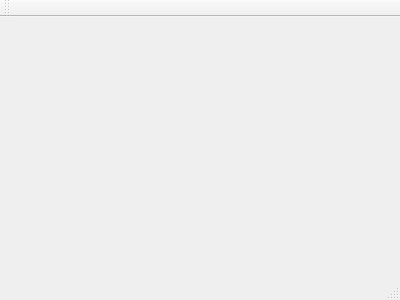
First picture: the form in openInventory/oi_inventorywindow.ui, repository evilguy4000/openInventory, before the edit.
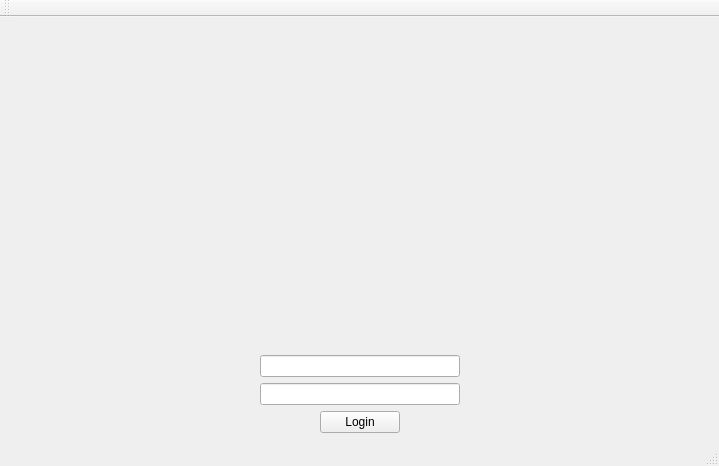
Second picture: the form after the edit. Icons and pictures are not drawn.

Commit message: created Login Gui

Diff of the .ui file:
```diff
--- a/openInventory/oi_inventorywindow.ui
+++ b/openInventory/oi_inventorywindow.ui
@@ -1,24 +1,228 @@
 <ui version="4.0">
  <class>OI_inventoryWindow</class>
- <widget class="QMainWindow" name="OI_inventoryWindow" >
-  <property name="geometry" >
+ <widget class="QMainWindow" name="OI_inventoryWindow">
+  <property name="geometry">
    <rect>
     <x>0</x>
     <y>0</y>
-    <width>400</width>
-    <height>300</height>
+    <width>719</width>
+    <height>466</height>
    </rect>
   </property>
   <property name="windowTitle" >
    <string>OI_inventoryWindow</string>
   </property>
-  <widget class="QMenuBar" name="menuBar" />
-  <widget class="QToolBar" name="mainToolBar" />
-  <widget class="QWidget" name="centralWidget" />
-  <widget class="QStatusBar" name="statusBar" />
+  <widget class="QWidget" name="centralWidget">
+   <layout class="QVBoxLayout" name="verticalLayout">
+    <item>
+     <layout class="QHBoxLayout" name="horizontalLayout">
+      <item>
+       <spacer name="horizontalSpacer">
+        <property name="orientation">
+         <enum>Qt::Horizontal</enum>
+        </property>
+        <property name="sizeHint" stdset="0">
+         <size>
+          <width>40</width>
+          <height>20</height>
+         </size>
+        </property>
+       </spacer>
+      </item>
+      <item>
+       <layout class="QVBoxLayout" name="verticalLayout_2">
+        <item>
+         <widget class="QLabel" name="label">
+          <property name="text">
+           <string/>
+          </property>
+          <property name="pixmap">
+           <pixmap resource="imageres.qrc">:/logo/simpleLogo/Images/logo.png</pixmap>
+          </property>
+         </widget>
+        </item>
+        <item>
+         <spacer name="verticalSpacer">
+          <property name="orientation">
+           <enum>Qt::Vertical</enum>
+          </property>
+          <property name="sizeHint" stdset="0">
+           <size>
+            <width>20</width>
+            <height>40</height>
+           </size>
+          </property>
+         </spacer>
+        </item>
+        <item>
+         <layout class="QHBoxLayout" name="horizontalLayout_5">
+          <item>
+           <spacer name="horizontalSpacer_5">
+            <property name="orientation">
+             <enum>Qt::Horizontal</enum>
+            </property>
+            <property name="sizeHint" stdset="0">
+             <size>
+              <width>40</width>
+              <height>20</height>
+             </size>
+            </property>
+           </spacer>
+          </item>
+          <item>
+           <widget class="QLineEdit" name="lineEdit">
+            <property name="minimumSize">
+             <size>
+              <width>200</width>
+              <height>0</height>
+             </size>
+            </property>
+           </widget>
+          </item>
+          <item>
+           <spacer name="horizontalSpacer_6">
+            <property name="orientation">
+             <enum>Qt::Horizontal</enum>
+            </property>
+            <property name="sizeHint" stdset="0">
+             <size>
+              <width>40</width>
+              <height>20</height>
+             </size>
+            </property>
+           </spacer>
+          </item>
+         </layout>
+        </item>
+        <item>
+         <layout class="QVBoxLayout" name="verticalLayout_3">
+          <item>
+           <layout class="QHBoxLayout" name="horizontalLayout_4">
+            <item>
+             <spacer name="horizontalSpacer_4">
+              <property name="orientation">
+               <enum>Qt::Horizontal</enum>
+              </property>
+              <property name="sizeHint" stdset="0">
+               <size>
+                <width>40</width>
+                <height>20</height>
+               </size>
+              </property>
+             </spacer>
+            </item>
+            <item>
+             <widget class="QLineEdit" name="lineEdit_2">
+              <property name="minimumSize">
+               <size>
+                <width>200</width>
+                <height>0</height>
+               </size>
+              </property>
+              <property name="cursor">
+               <cursorShape>WaitCursor</cursorShape>
+              </property>
+              <property name="echoMode">
+               <enum>QLineEdit::Password</enum>
+              </property>
+             </widget>
+            </item>
+            <item>
+             <spacer name="horizontalSpacer_7">
+              <property name="orientation">
+               <enum>Qt::Horizontal</enum>
+              </property>
+              <property name="sizeHint" stdset="0">
+               <size>
+                <width>40</width>
+                <height>20</height>
+               </size>
+              </property>
+             </spacer>
+            </item>
+           </layout>
+          </item>
+          <item>
+           <layout class="QHBoxLayout" name="horizontalLayout_2">
+            <item>
+             <spacer name="horizontalSpacer_3">
+              <property name="orientation">
+               <enum>Qt::Horizontal</enum>
+              </property>
+              <property name="sizeHint" stdset="0">
+               <size>
+                <width>40</width>
+                <height>20</height>
+               </size>
+              </property>
+             </spacer>
+            </item>
+            <item>
+             <widget class="QPushButton" name="pushButton">
+              <property name="text">
+               <string>Login</string>
+              </property>
+             </widget>
+            </item>
+            <item>
+             <spacer name="horizontalSpacer_8">
+              <property name="orientation">
+               <enum>Qt::Horizontal</enum>
+              </property>
+              <property name="sizeHint" stdset="0">
+               <size>
+                <width>40</width>
+                <height>20</height>
+               </size>
+              </property>
+             </spacer>
+            </item>
+           </layout>
+          </item>
+         </layout>
+        </item>
+       </layout>
+      </item>
+      <item>
+       <spacer name="horizontalSpacer_2">
+        <property name="orientation">
+         <enum>Qt::Horizontal</enum>
+        </property>
+        <property name="sizeHint" stdset="0">
+         <size>
+          <width>40</width>
+          <height>20</height>
+         </size>
+        </property>
+       </spacer>
+      </item>
+     </layout>
+    </item>
+   </layout>
+  </widget>
+  <widget class="QMenuBar" name="menuBar">
+   <property name="geometry">
+    <rect>
+     <x>0</x>
+     <y>0</y>
+     <width>719</width>
+     <height>21</height>
+    </rect>
+   </property>
+  </widget>
+  <widget class="QToolBar" name="mainToolBar">
+   <attribute name="toolBarArea">
+    <enum>TopToolBarArea</enum>
+   </attribute>
+   <attribute name="toolBarBreak">
+    <bool>false</bool>
+   </attribute>
+  </widget>
+  <widget class="QStatusBar" name="statusBar"/>
  </widget>
- <layoutDefault spacing="6" margin="11" />
- <pixmapfunction></pixmapfunction>
- <resources/>
+ <layoutdefault spacing="6" margin="11"/>
+ <resources>
+  <include location="imageres.qrc"/>
+ </resources>
  <connections/>
 </ui>
```
Left out of the diff: 3 changed lines with no effect on the pictures. The commit also changes 7 other files.
